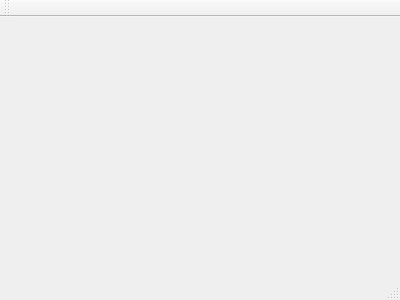
This is mainwindow.ui in ElfoLiNk/ImageStenography as Qt 5 draws it before an edit. The edited form follows.
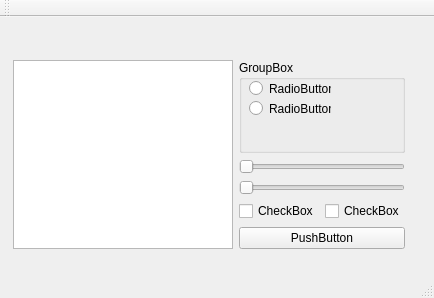
This is the edited form.

Commit message: First main window style

Diff of the .ui file:
```diff
--- a/mainwindow.ui
+++ b/mainwindow.ui
@@ -1,24 +1,131 @@
 <ui version="4.0">
  <class>MainWindow</class>
- <widget class="QMainWindow" name="MainWindow" >
-  <property name="geometry" >
+ <widget class="QMainWindow" name="MainWindow">
+  <property name="geometry">
    <rect>
     <x>0</x>
     <y>0</y>
-    <width>400</width>
-    <height>300</height>
+    <width>434</width>
+    <height>298</height>
    </rect>
   </property>
   <property name="windowTitle" >
    <string>MainWindow</string>
   </property>
-  <widget class="QMenuBar" name="menuBar" />
-  <widget class="QToolBar" name="mainToolBar" />
-  <widget class="QWidget" name="centralWidget" />
-  <widget class="QStatusBar" name="statusBar" />
+  <widget class="QWidget" name="centralWidget">
+   <widget class="QWidget" name="">
+    <property name="geometry">
+     <rect>
+      <x>2</x>
+      <y>32</y>
+      <width>414</width>
+      <height>211</height>
+     </rect>
+    </property>
+    <layout class="QHBoxLayout" name="horizontalLayout_2">
+     <item>
+      <widget class="QGraphicsView" name="graphicsView"/>
+     </item>
+     <item>
+      <layout class="QVBoxLayout" name="verticalLayout">
+       <item>
+        <widget class="QGroupBox" name="groupBox">
+         <property name="title">
+          <string>GroupBox</string>
+         </property>
+         <widget class="QRadioButton" name="radioButton">
+          <property name="geometry">
+           <rect>
+            <x>10</x>
+            <y>20</y>
+            <width>82</width>
+            <height>17</height>
+           </rect>
+          </property>
+          <property name="text">
+           <string>RadioButton</string>
+          </property>
+         </widget>
+         <widget class="QRadioButton" name="radioButton_2">
+          <property name="geometry">
+           <rect>
+            <x>10</x>
+            <y>40</y>
+            <width>82</width>
+            <height>17</height>
+           </rect>
+          </property>
+          <property name="text">
+           <string>RadioButton</string>
+          </property>
+         </widget>
+        </widget>
+       </item>
+       <item>
+        <widget class="QSlider" name="horizontalSlider">
+         <property name="orientation">
+          <enum>Qt::Horizontal</enum>
+         </property>
+        </widget>
+       </item>
+       <item>
+        <widget class="QSlider" name="horizontalSlider_2">
+         <property name="orientation">
+          <enum>Qt::Horizontal</enum>
+         </property>
+        </widget>
+       </item>
+       <item>
+        <layout class="QHBoxLayout" name="horizontalLayout">
+         <item>
+          <widget class="QCheckBox" name="checkBox_2">
+           <property name="text">
+            <string>CheckBox</string>
+           </property>
+          </widget>
+         </item>
+         <item>
+          <widget class="QCheckBox" name="checkBox">
+           <property name="text">
+            <string>CheckBox</string>
+           </property>
+          </widget>
+         </item>
+        </layout>
+       </item>
+       <item>
+        <widget class="QPushButton" name="pushButton">
+         <property name="text">
+          <string>PushButton</string>
+         </property>
+        </widget>
+       </item>
+      </layout>
+     </item>
+    </layout>
+   </widget>
+  </widget>
+  <widget class="QMenuBar" name="menuBar">
+   <property name="geometry">
+    <rect>
+     <x>0</x>
+     <y>0</y>
+     <width>434</width>
+     <height>21</height>
+    </rect>
+   </property>
+  </widget>
+  <widget class="QToolBar" name="mainToolBar">
+   <attribute name="toolBarArea">
+    <enum>TopToolBarArea</enum>
+   </attribute>
+   <attribute name="toolBarBreak">
+    <bool>false</bool>
+   </attribute>
+  </widget>
+  <widget class="QStatusBar" name="statusBar"/>
  </widget>
- <layoutDefault spacing="6" margin="11" />
- <pixmapfunction></pixmapfunction>
+ <layoutdefault spacing="6" margin="11"/>
  <resources/>
  <connections/>
 </ui>
```
Left out of the diff: 3 changed lines with no effect on the pictures.
